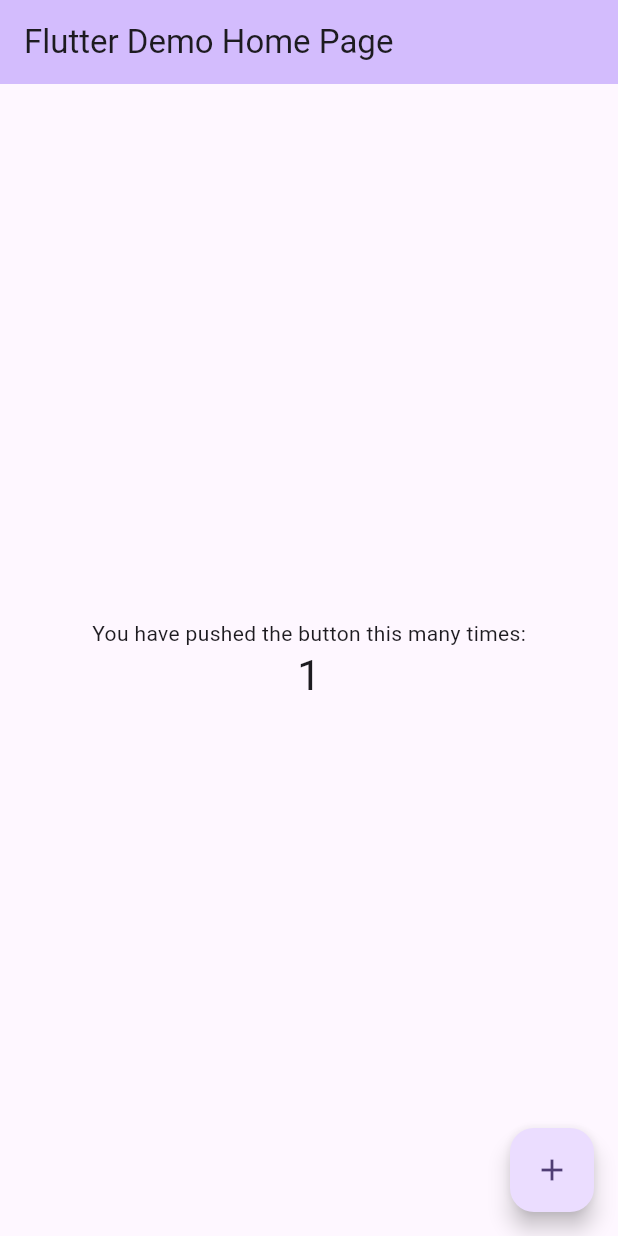
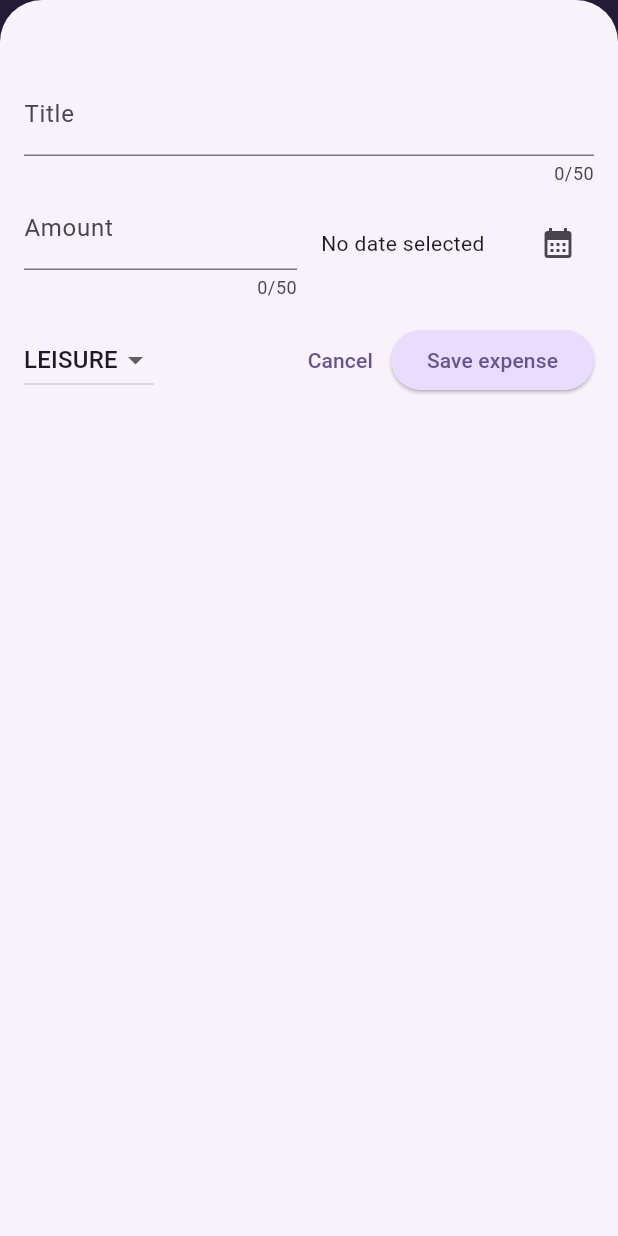
Before and after one commit to AbdullayevT/expense_tracker, a Flutter app: the screen it shows after launch, after a tap on the "add" icon, on a phone screen of 412 x 824 dp. Run offline on Flutter 3.47's test engine with Material 3 defaults, Android fonts, the phone set to English and light mode, and no system bars.

Commit message:
Added changes Chart and list of data

```diff
--- a/lib/main.dart
+++ b/lib/main.dart
@@ -1,125 +1,54 @@
+import 'package:expense_tracker/widgets/expenses.dart';
 import 'package:flutter/material.dart';
 
+var kColorScheme =
+    ColorScheme.fromSeed(seedColor: const Color.fromARGB(255, 96, 59, 181));
+
+var kDarkColorScheme = ColorScheme.fromSeed(
+    brightness: Brightness.dark,
+    seedColor: const Color.fromARGB(255, 5, 99, 125));
+
 void main() {
-  runApp(const MyApp());
-}
-
-class MyApp extends StatelessWidget {
-  const MyApp({super.key});
-
-  // This widget is the root of your application.
-  @override
-  Widget build(BuildContext context) {
-    return MaterialApp(
-      title: 'Flutter Demo',
-      theme: ThemeData(
-        // This is the theme of your application.
-        //
-        // TRY THIS: Try running your application with "flutter run". You'll see
-        // the application has a purple toolbar. Then, without quitting the app,
-        // try changing the seedColor in the colorScheme below to Colors.green
-        // and then invoke "hot reload" (save your changes or press the "hot
-        // reload" button in a Flutter-supported IDE, or press "r" if you used
-        // the command line to start the app).
-        //
-        // Notice that the counter didn't reset back to zero; the application
-        // state is not lost during the reload. To reset the state, use hot
-        // restart instead.
-        //
-        // This works for code too, not just values: Most code changes can be
-        // tested with just a hot reload.
-        colorScheme: ColorScheme.fromSeed(seedColor: Colors.deepPurple),
-        useMaterial3: true,
-      ),
-      home: const MyHomePage(title: 'Flutter Demo Home Page'),
-    );
-  }
-}
-
-class MyHomePage extends StatefulWidget {
-  const MyHomePage({super.key, required this.title});
-
-  // This widget is the home page of your application. It is stateful, meaning
-  // that it has a State object (defined below) that contains fields that affect
-  // how it looks.
-
-  // This class is the configuration for the state. It holds the values (in this
-  // case the title) provided by the parent (in this case the App widget) and
-  // used by the build method of the State. Fields in a Widget subclass are
-  // always marked "final".
-
-  final String title;
-
-  @override
-  State<MyHomePage> createState() => _MyHomePageState();
-}
-
-class _MyHomePageState extends State<MyHomePage> {
-  int _counter = 0;
-
-  void _incrementCounter() {
-    setState(() {
-      // This call to setState tells the Flutter framework that something has
-      // changed in this State, which causes it to rerun the build method below
-      // so that the display can reflect the updated values. If we changed
-      // _counter without calling setState(), then the build method would not be
-      // called again, and so nothing would appear to happen.
-      _counter++;
-    });
-  }
-
-  @override
-  Widget build(BuildContext context) {
-    // This method is rerun every time setState is called, for instance as done
-    // by the _incrementCounter method above.
-    //
-    // The Flutter framework has been optimized to make rerunning build methods
-    // fast, so that you can just rebuild anything that needs updating rather
-    // than having to individually change instances of widgets.
-    return Scaffold(
-      appBar: AppBar(
-        // TRY THIS: Try changing the color here to a specific color (to
-        // Colors.amber, perhaps?) and trigger a hot reload to see the AppBar
-        // change color while the other colors stay the same.
-        backgroundColor: Theme.of(context).colorScheme.inversePrimary,
-        // Here we take the value from the MyHomePage object that was created by
-        // the App.build method, and use it to set our appbar title.
-        title: Text(widget.title),
-      ),
-      body: Center(
-        // Center is a layout widget. It takes a single child and positions it
-        // in the middle of the parent.
-        child: Column(
-          // Column is also a layout widget. It takes a list of children and
-          // arranges them vertically. By default, it sizes itself to fit its
-          // children horizontally, and tries to be as tall as its parent.
-          //
-          // Column has various properties to control how it sizes itself and
-          // how it positions its children. Here we use mainAxisAlignment to
-          // center the children vertically; the main axis here is the vertical
-          // axis because Columns are vertical (the cross axis would be
-          // horizontal).
-          //
-          // TRY THIS: Invoke "debug painting" (choose the "Toggle Debug Paint"
-          // action in the IDE, or press "p" in the console), to see the
-          // wireframe for each widget.
-          mainAxisAlignment: MainAxisAlignment.center,
-          children: <Widget>[
-            const Text(
-              'You have pushed the button this many times:',
-            ),
-            Text(
-              '$_counter',
-              style: Theme.of(context).textTheme.headlineMedium,
-            ),
-          ],
+  runApp(
+    MaterialApp(
+      darkTheme: ThemeData.dark().copyWith(
+        colorScheme: kDarkColorScheme,
+        cardTheme: const CardTheme().copyWith(
+          color: kDarkColorScheme.secondaryContainer,
+          margin: const EdgeInsets.symmetric(vertical: 8, horizontal: 16),
+        ),
+        elevatedButtonTheme: ElevatedButtonThemeData(
+          style: ElevatedButton.styleFrom(
+            backgroundColor: kDarkColorScheme.primaryContainer,
+            foregroundColor: kDarkColorScheme.onPrimaryContainer,
+          ),
         ),
       ),
-      floatingActionButton: FloatingActionButton(
-        onPressed: _incrementCounter,
-        tooltip: 'Increment',
-        child: const Icon(Icons.add),
-      ), // This trailing comma makes auto-formatting nicer for build methods.
-    );
-  }
+      theme: ThemeData().copyWith(
+        colorScheme: kColorScheme,
+        appBarTheme: AppBarTheme().copyWith(
+          backgroundColor: kColorScheme.onPrimaryContainer,
+          foregroundColor: kColorScheme.primaryContainer,
+        ),
+        cardTheme: const CardTheme().copyWith(
+          color: kColorScheme.secondaryContainer,
+          margin: const EdgeInsets.symmetric(vertical: 8, horizontal: 16),
+        ),
+        elevatedButtonTheme: ElevatedButtonThemeData(
+          style: ElevatedButton.styleFrom(
+            backgroundColor: kColorScheme.primaryContainer,
+          ),
+        ),
+        textTheme: ThemeData().textTheme.copyWith(
+              titleLarge: TextStyle(
+                fontWeight: FontWeight.bold,
+                color: kColorScheme.onSecondaryContainer,
+                fontSize: 16,
+              ),
+            ),
+      ),
+      themeMode: ThemeMode.system,
+      home: Expenses(),
+    ),
+  );
 }
--- /dev/null
+++ b/lib/models/expense.dart
@@ -0,0 +1,58 @@
+import 'package:flutter/material.dart';
+import 'package:uuid/uuid.dart';
+import 'package:intl/intl.dart';
+
+final formatter = DateFormat.yMd();
+
+const uuid = Uuid();
+
+enum Category { food, travel, leisure, work }
+
+const categoryIcons = {
+  Category.food: Icons.lunch_dining,
+  Category.travel: Icons.flight_takeoff,
+  Category.leisure: Icons.movie,
+  Category.work: Icons.work,
+};
+
+class Expense {
+  Expense(
+      {required this.title,
+      required this.amount,
+      required this.date,
+      required this.category})
+      : id = uuid.v4();
+
+  final String id;
+  final String title;
+  final double amount;
+  final DateTime date;
+  final Category category;
+
+  String get formattedDate {
+    return formatter.format(date);
+  }
+}
+
+class ExpenseBucket {
+  ExpenseBucket({
+    required this.category,
+    required this.expenses,
+  });
+
+  ExpenseBucket.forCategory(List<Expense> allExpenses, this.category)
+      : expenses = allExpenses
+            .where((expense) => expense.category == category)
+            .toList();
+
+  final Category category;
+  final List<Expense> expenses;
+
+  double get totalExpenses {
+    double sum = 0;
+    for (final expenses in expenses) {
+      sum += expenses.amount;
+    }
+    return sum;
+  }
+}
--- /dev/null
+++ b/lib/widgets/chart/chart.dart
@@ -0,0 +1,95 @@
+import 'package:flutter/material.dart';
+
+import 'package:expense_tracker/widgets/chart/chart_bar.dart';
+import 'package:expense_tracker/models/expense.dart';
+
+class Chart extends StatelessWidget {
+  const Chart({super.key, required this.expenses});
+
+  final List<Expense> expenses;
+
+  List<ExpenseBucket> get buckets {
+    return [
+      ExpenseBucket.forCategory(expenses, Category.food),
+      ExpenseBucket.forCategory(expenses, Category.leisure),
+      ExpenseBucket.forCategory(expenses, Category.travel),
+      ExpenseBucket.forCategory(expenses, Category.work),
+    ];
+  }
+
+  double get maxTotalExpense {
+    double maxTotalExpense = 0;
+
+    for (final bucket in buckets) {
+      if (bucket.totalExpenses > maxTotalExpense) {
+        maxTotalExpense = bucket.totalExpenses;
+      }
+    }
+
+    return maxTotalExpense;
+  }
+
+  @override
+  Widget build(BuildContext context) {
+    final isDarkMode =
+        MediaQuery.of(context).platformBrightness == Brightness.dark;
+    return Container(
+      margin: const EdgeInsets.all(16),
+      padding: const EdgeInsets.symmetric(
+        vertical: 16,
+        horizontal: 8,
+      ),
+      width: double.infinity,
+      height: 180,
+      decoration: BoxDecoration(
+        borderRadius: BorderRadius.circular(8),
+        gradient: LinearGradient(
+          colors: [
+            Theme.of(context).colorScheme.primary.withValues(alpha: 0.3),
+            Theme.of(context).colorScheme.primary.withValues(alpha: 0.0)
+          ],
+          begin: Alignment.bottomCenter,
+          end: Alignment.topCenter,
+        ),
+      ),
+      child: Column(
+        children: [
+          Expanded(
+            child: Row(
+              crossAxisAlignment: CrossAxisAlignment.end,
+              children: [
+                for (final bucket in buckets) // alternative to map()
+                  ChartBar(
+                    fill: bucket.totalExpenses == 0
+                        ? 0
+                        : bucket.totalExpenses / maxTotalExpense,
+                  )
+              ],
+            ),
+          ),
+          const SizedBox(height: 12),
+          Row(
+            children: buckets
+                .map(
+                  (bucket) => Expanded(
+                    child: Padding(
+                      padding: const EdgeInsets.symmetric(horizontal: 4),
+                      child: Icon(
+                        categoryIcons[bucket.category],
+                        color: isDarkMode
+                            ? Theme.of(context).colorScheme.secondary
+                            : Theme.of(context)
+                                .colorScheme
+                                .primary
+                                .withValues(alpha: 0.7),
+                      ),
+                    ),
+                  ),
+                )
+                .toList(),
+          )
+        ],
+      ),
+    );
+  }
+}
--- /dev/null
+++ b/lib/widgets/chart/chart_bar.dart
@@ -0,0 +1,37 @@
+import 'package:flutter/material.dart';
+
+class ChartBar extends StatelessWidget {
+  const ChartBar({
+    super.key,
+    required this.fill,
+  });
+
+  final double fill;
+
+  @override
+  Widget build(BuildContext context) {
+    final isDarkMode =
+        MediaQuery.of(context).platformBrightness == Brightness.dark;
+    return Expanded(
+      child: Padding(
+        padding: const EdgeInsets.symmetric(horizontal: 4),
+        child: FractionallySizedBox(
+          heightFactor: fill,
+          child: DecoratedBox(
+            decoration: BoxDecoration(
+              shape: BoxShape.rectangle,
+              borderRadius:
+                  const BorderRadius.vertical(top: Radius.circular(8)),
+              color: isDarkMode
+                  ? Theme.of(context).colorScheme.secondary
+                  : Theme.of(context)
+                      .colorScheme
+                      .primary
+                      .withValues(alpha: 0.65),
+            ),
+          ),
+        ),
+      ),
+    );
+  }
+}
--- /dev/null
+++ b/lib/widgets/expenses.dart
@@ -0,0 +1,107 @@
+import 'package:expense_tracker/widgets/chart/chart.dart';
+import 'package:expense_tracker/widgets/expenses_list/expenses_list.dart';
+import 'package:expense_tracker/models/expense.dart';
+import 'package:expense_tracker/widgets/new_expense.dart';
+import 'package:flutter/material.dart';
+
+class Expenses extends StatefulWidget {
+  const Expenses({super.key});
+
+  @override
+  State<Expenses> createState() {
+    return _ExpensesState();
+  }
+}
+
+class _ExpensesState extends State<Expenses> {
+  final List<Expense> _registeredExpenses = [
+    Expense(
+      title: 'Flutter Course',
+      amount: 19.99,
+      date: DateTime.now(),
+      category: Category.work,
+    ),
+    Expense(
+      title: 'Cinema',
+      amount: 15.69,
+      date: DateTime.now(),
+      category: Category.leisure,
+    ),
+  ];
+
+  void _openAddExpenseOverlay() {
+    showModalBottomSheet(
+      context: context,
+      isScrollControlled: true,
+      builder: (ctx) {
+        return NewExpense(
+          onAddExpense: _addExpense,
+        );
+      },
+    );
+  }
+
+  void _addExpense(Expense expense) {
+    setState(() {
+      _registeredExpenses.add(expense);
+    });
+  }
+
+  void _removeExpense(Expense expense) {
+    final expenseIndex = _registeredExpenses.indexOf(expense);
+    setState(() {
+      _registeredExpenses.remove(expense);
+    });
+    ScaffoldMessenger.of(context).clearSnackBars();
+    ScaffoldMessenger.of(context).showSnackBar(
+      SnackBar(
+        duration: const Duration(seconds: 3),
+        content: const Text('Expense deleted.'),
+        action: SnackBarAction(
+            label: 'Undo',
+            onPressed: () {
+              setState(
+                () {
+                  _registeredExpenses.insert(expenseIndex, expense);
+                },
+              );
+            }),
+      ),
+    );
+  }
+
+  @override
+  Widget build(context) {
+    Widget mainContent =
+        const Center(child: Text('No expenses found, Start adding some!'));
+
+    if (_registeredExpenses.isNotEmpty) {
+      mainContent = ExpensesList(
+        expenses: _registeredExpenses,
+        onRemoveExpense: _removeExpense,
+      );
+    }
+
+    return Scaffold(
+      appBar: AppBar(
+        title: const Text('Expenses Tracker'),
+        actions: [
+          IconButton(
+            icon: const Icon(Icons.add),
+            onPressed: _openAddExpenseOverlay,
+          )
+        ],
+      ),
+      body: Column(
+        children: [
+          Chart(
+            expenses: _registeredExpenses,
+          ),
+          Expanded(
+            child: mainContent,
+          )
+        ],
+      ),
+    );
+  }
+}
--- /dev/null
+++ b/lib/widgets/expenses_list/expense_item.dart
@@ -0,0 +1,47 @@
+import 'package:expense_tracker/models/expense.dart';
+import 'package:flutter/material.dart';
+
+class ExpenseItem extends StatelessWidget {
+  const ExpenseItem(this.expense, {super.key});
+
+  final Expense expense;
+
+  @override
+  Widget build(BuildContext context) {
+    return Card(
+      child: Padding(
+        padding: const EdgeInsets.symmetric(
+          vertical: 16,
+          horizontal: 20,
+        ),
+        child: Column(
+          crossAxisAlignment: CrossAxisAlignment.start,
+          children: [
+            Text(
+              expense.title,
+              style: Theme.of(context).textTheme.titleLarge,
+            ),
+            const SizedBox(height: 4),
+            Row(
+              children: [
+                Text(
+                  '\$ ${expense.amount.toStringAsFixed(2)}',
+                ),
+                const Spacer(),
+                Row(
+                  children: [
+                    Icon(categoryIcons[expense.category]),
+                    const SizedBox(width: 8),
+                    Text(
+                      expense.formattedDate,
+                    ),
+                  ],
+                )
+              ],
+            )
+          ],
+        ),
+      ),
+    );
+  }
+}
--- /dev/null
+++ b/lib/widgets/expenses_list/expenses_list.dart
@@ -0,0 +1,33 @@
+import 'package:expense_tracker/models/expense.dart';
+import 'package:expense_tracker/widgets/expenses_list/expense_item.dart';
+import 'package:flutter/material.dart';
+
+class ExpensesList extends StatelessWidget {
+  const ExpensesList(
+      {super.key, required this.expenses, required this.onRemoveExpense});
+
+  final List<Expense> expenses;
+  final Function(Expense expense) onRemoveExpense;
+
+  @override
+  Widget build(context) {
+    return ListView.builder(
+      itemCount: expenses.length,
+      itemBuilder: (ctx, index) {
+        return Dismissible(
+          key: ValueKey(expenses[index]),
+          background: Container(
+            color: Theme.of(context).colorScheme.error.withValues(alpha: 0.75),
+            margin: EdgeInsets.symmetric(
+              horizontal: Theme.of(context).cardTheme.margin!.horizontal,
+            ),
+          ),
+          onDismissed: (direction) {
+            onRemoveExpense(expenses[index]);
+          },
+          child: ExpenseItem(expenses[index]),
+        );
+      },
+    );
+  }
+}
--- /dev/null
+++ b/lib/widgets/new_expense.dart
@@ -0,0 +1,167 @@
+import 'package:flutter/material.dart';
+import 'package:expense_tracker/models/expense.dart';
+
+class NewExpense extends StatefulWidget {
+  const NewExpense({super.key, required this.onAddExpense});
+
+  final Function(Expense expense) onAddExpense;
+
+  @override
+  State<NewExpense> createState() {
+    return _NewExpenseState();
+  }
+}
+
+class _NewExpenseState extends State<NewExpense> {
+  final _titleController = TextEditingController();
+  final _amountController = TextEditingController();
+  DateTime? _selectedDate;
+  Category _selectedCategory = Category.leisure;
+
+  void _presentDatePicker() async {
+    final now = DateTime.now();
+    final firstDate = DateTime(now.year - 1, now.month, now.day);
+    final pickedDate = await showDatePicker(
+      context: context,
+      initialDate: now,
+      firstDate: firstDate,
+      lastDate: now,
+    );
+    setState(() {
+      _selectedDate = pickedDate;
+    });
+  }
+
+  void _submitExpenseData() {
+    final enteredAmount = double.tryParse(_amountController.text);
+    final amountIsInvalid = enteredAmount == null || enteredAmount <= 0;
+    if (_titleController.text.trim().isEmpty ||
+        amountIsInvalid ||
+        _selectedDate == null) {
+      showDialog(
+        context: context,
+        builder: (ctx) {
+          return AlertDialog(
+            title: const Text('Invalid input'),
+            content: const Text(
+                'Please make sure a valid title, amount, date and category was entered.'),
+            actions: [
+              TextButton(
+                child: const Text('Okay'),
+                onPressed: () {
+                  Navigator.pop(context);
+                },
+              )
+            ],
+          );
+        },
+      );
+      return;
+    }
+
+    widget.onAddExpense(
+      Expense(
+        title: _titleController.text,
+        amount: enteredAmount,
+        date: _selectedDate!,
+        category: _selectedCategory,
+      ),
+    );
+    Navigator.pop(context);
+  }
+
+  @override
+  void dispose() {
+    _titleController.dispose();
+    _amountController.dispose();
+    super.dispose();
+  }
+
+  @override
+  Widget build(BuildContext context) {
+    return Padding(
+      padding: const EdgeInsets.fromLTRB(16, 48, 16, 16),
+      child: Column(
+        children: [
+          TextField(
+            controller: _titleController,
+            maxLength: 50,
+            decoration: const InputDecoration(
+              label: Text('Title'),
+            ),
+          ),
+          Row(
+            children: [
+              Expanded(
+                child: TextField(
+                  controller: _amountController,
+                  maxLength: 50,
+                  keyboardType: TextInputType.number,
+                  decoration: const InputDecoration(
+                    prefixText: '\$',
+                    label: Text('Amount'),
+                  ),
+                ),
+              ),
+              const SizedBox(
+                width: 16,
+              ),
+              Expanded(
+                child: Row(
+                  mainAxisAlignment: MainAxisAlignment.spaceBetween,
+                  crossAxisAlignment: CrossAxisAlignment.center,
+                  children: [
+                    Text(
+                      _selectedDate == null
+                          ? 'No date selected'
+                          : formatter.format(_selectedDate!),
+                    ),
+                    IconButton(
+                        onPressed: _presentDatePicker,
+                        icon: const Icon(Icons.calendar_month))
+                  ],
+                ),
+              )
+            ],
+          ),
+          const SizedBox(
+            height: 16,
+          ),
+          Row(
+            children: [
+              DropdownButton(
+                  value: _selectedCategory,
+                  items: Category.values
+                      .map(
+                        (item) => DropdownMenuItem(
+                          value: item,
+                          child: Text(
+                            item.name.toUpperCase(),
+                          ),
+                        ),
+                      )
+                      .toList(),
+                  onChanged: (value) {
+                    if (value == null) return;
+                    setState(() {
+                      _selectedCategory = value;
+                    });
+                  }),
+              const Spacer(),
+              TextButton(
+                child: const Text('Cancel'),
+                onPressed: () {
+                  Navigator.pop(context);
+                },
+              ),
+              ElevatedButton(
+                onPressed: _submitExpenseData,
+                child: const Text('Save expense'),
+              )
+            ],
+          )
+        ],
+      ),
+    );
+  }
+}
--- a/pubspec.yaml
+++ b/pubspec.yaml
@@ -34,6 +34,8 @@ dependencies:
   # The following adds the Cupertino Icons font to your application.
   # Use with the CupertinoIcons class for iOS style icons.
   cupertino_icons: ^1.0.8
+  uuid: ^4.5.1
+  intl: ^0.20.2
 
 dev_dependencies:
   flutter_test:
```
Also changed, not shown: pubspec.lock.
